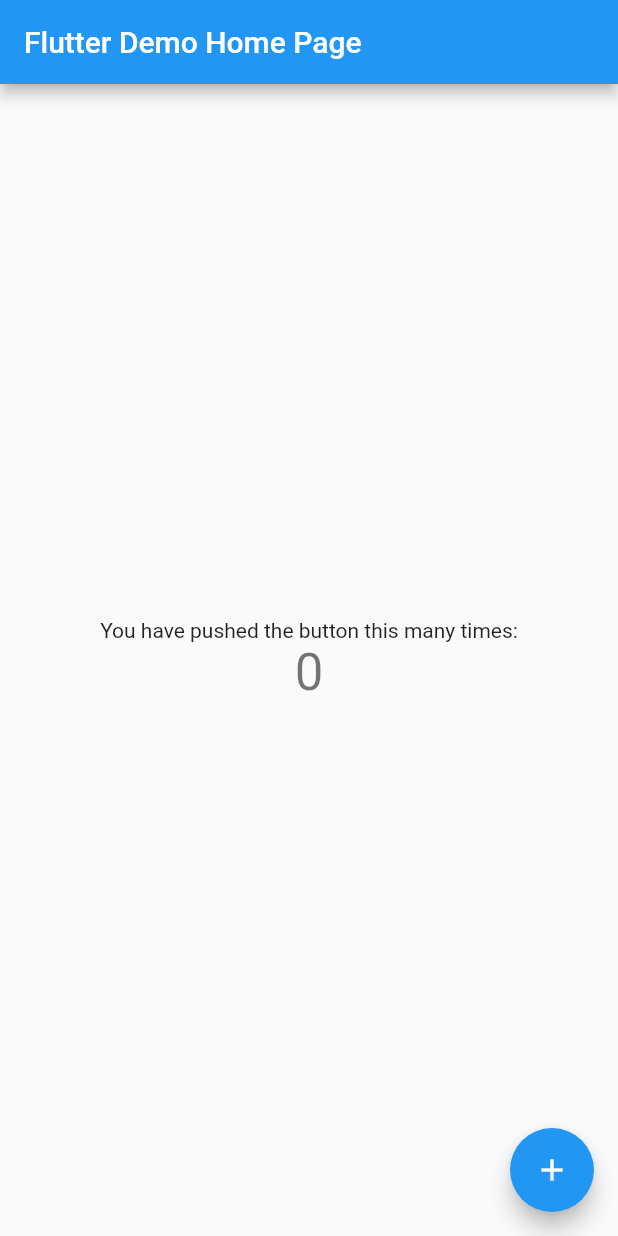
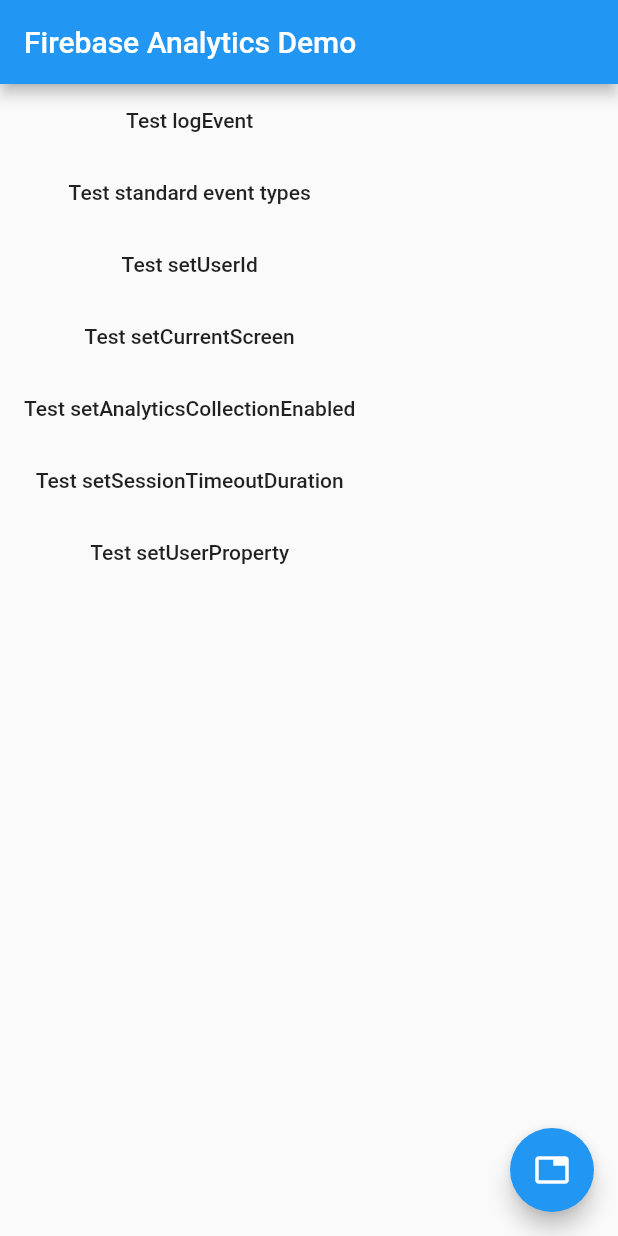
Before and after one commit to xuanfitness/xuanfitness-mobile, a Flutter app: the screen it shows after launch, on a phone screen of 412 x 824 dp. Run offline on Flutter 3.47's test engine with Material 2 defaults, Android fonts, the phone set to English and light mode, and no system bars; our stand-ins replace firebase_analytics, firebase_core; accounts and stored records are empty.

Commit message:
set up firebase analytics demo

```diff
--- a/xuan_fitness/lib/main.dart
+++ b/xuan_fitness/lib/main.dart
@@ -1,117 +1,324 @@
+// Copyright 2017 The Chromium Authors. All rights reserved.
+// Use of this source code is governed by a BSD-style license that can be
+// found in the LICENSE file.
+
+// @dart=2.9
+
+import 'dart:async';
+
 import 'package:flutter/material.dart';
+import 'package:firebase_core/firebase_core.dart';
+import 'package:firebase_analytics/firebase_analytics.dart';
+import 'package:firebase_analytics/observer.dart';
 
-void main() {
+import 'tabs_page.dart';
+
+Future<void> main() async {
+  WidgetsFlutterBinding.ensureInitialized();
+  await Firebase.initializeApp();
   runApp(MyApp());
 }
 
 class MyApp extends StatelessWidget {
-  // This widget is the root of your application.
+  static FirebaseAnalytics analytics = FirebaseAnalytics();
+  static FirebaseAnalyticsObserver observer =
+  FirebaseAnalyticsObserver(analytics: analytics);
+
   @override
   Widget build(BuildContext context) {
     return MaterialApp(
-      title: 'Flutter Demo',
+      title: 'Firebase Analytics Demo',
       theme: ThemeData(
-        // This is the theme of your application.
-        //
-        // Try running your application with "flutter run". You'll see the
-        // application has a blue toolbar. Then, without quitting the app, try
-        // changing the primarySwatch below to Colors.green and then invoke
-        // "hot reload" (press "r" in the console where you ran "flutter run",
-        // or simply save your changes to "hot reload" in a Flutter IDE).
-        // Notice that the counter didn't reset back to zero; the application
-        // is not restarted.
         primarySwatch: Colors.blue,
-        // This makes the visual density adapt to the platform that you run
-        // the app on. For desktop platforms, the controls will be smaller and
-        // closer together (more dense) than on mobile platforms.
-        visualDensity: VisualDensity.adaptivePlatformDensity,
       ),
-      home: MyHomePage(title: 'Flutter Demo Home Page'),
+      navigatorObservers: <NavigatorObserver>[observer],
+      home: MyHomePage(
+        title: 'Firebase Analytics Demo',
+        analytics: analytics,
+        observer: observer,
+      ),
     );
   }
 }
 
 class MyHomePage extends StatefulWidget {
-  MyHomePage({Key key, this.title}) : super(key: key);
-
-  // This widget is the home page of your application. It is stateful, meaning
-  // that it has a State object (defined below) that contains fields that affect
-  // how it looks.
-
-  // This class is the configuration for the state. It holds the values (in this
-  // case the title) provided by the parent (in this case the App widget) and
-  // used by the build method of the State. Fields in a Widget subclass are
-  // always marked "final".
+  MyHomePage({Key key, this.title, this.analytics, this.observer})
+      : super(key: key);
 
   final String title;
+  final FirebaseAnalytics analytics;
+  final FirebaseAnalyticsObserver observer;
 
   @override
-  _MyHomePageState createState() => _MyHomePageState();
+  _MyHomePageState createState() => _MyHomePageState(analytics, observer);
 }
 
 class _MyHomePageState extends State<MyHomePage> {
-  int _counter = 0;
+  _MyHomePageState(this.analytics, this.observer);
 
-  void _incrementCounter() {
+  final FirebaseAnalyticsObserver observer;
+  final FirebaseAnalytics analytics;
+  String _message = '';
+
+  void setMessage(String message) {
     setState(() {
-      // This call to setState tells the Flutter framework that something has
-      // changed in this State, which causes it to rerun the build method below
-      // so that the display can reflect the updated values. If we changed
-      // _counter without calling setState(), then the build method would not be
-      // called again, and so nothing would appear to happen.
-      _counter++;
+      _message = message;
     });
+  }
+
+  Future<void> _sendAnalyticsEvent() async {
+    await analytics.logEvent(
+      name: 'test_event',
+      parameters: <String, dynamic>{
+        'string': 'string',
+        'int': 42,
+        'long': 12345678910,
+        'double': 42.0,
+        'bool': true,
+      },
+    );
+    setMessage('logEvent succeeded');
+  }
+
+  Future<void> _testSetUserId() async {
+    await analytics.setUserId('some-user');
+    setMessage('setUserId succeeded');
+  }
+
+  Future<void> _testSetCurrentScreen() async {
+    await analytics.setCurrentScreen(
+      screenName: 'Analytics Demo',
+      screenClassOverride: 'AnalyticsDemo',
+    );
+    setMessage('setCurrentScreen succeeded');
+  }
+
+  Future<void> _testSetAnalyticsCollectionEnabled() async {
+    await analytics.setAnalyticsCollectionEnabled(false);
+    await analytics.setAnalyticsCollectionEnabled(true);
+    setMessage('setAnalyticsCollectionEnabled succeeded');
+  }
+
+  Future<void> _testSetSessionTimeoutDuration() async {
+    await analytics.android?.setSessionTimeoutDuration(2000000);
+    setMessage('setSessionTimeoutDuration succeeded');
+  }
+
+  Future<void> _testSetUserProperty() async {
+    await analytics.setUserProperty(name: 'regular', value: 'indeed');
+    setMessage('setUserProperty succeeded');
+  }
+
+  Future<void> _testAllEventTypes() async {
+    await analytics.logAddPaymentInfo();
+    await analytics.logAddToCart(
+      currency: 'USD',
+      value: 123.0,
+      itemId: 'test item id',
+      itemName: 'test item name',
+      itemCategory: 'test item category',
+      quantity: 5,
+      price: 24.0,
+      origin: 'test origin',
+      itemLocationId: 'test location id',
+      destination: 'test destination',
+      startDate: '2015-09-14',
+      endDate: '2015-09-17',
+    );
+    await analytics.logAddToWishlist(
+      itemId: 'test item id',
+      itemName: 'test item name',
+      itemCategory: 'test item category',
+      quantity: 5,
+      price: 24.0,
+      value: 123.0,
+      currency: 'USD',
+      itemLocationId: 'test location id',
+    );
+    await analytics.logAppOpen();
+    await analytics.logBeginCheckout(
+      value: 123.0,
+      currency: 'USD',
+      transactionId: 'test tx id',
+      numberOfNights: 2,
+      numberOfRooms: 3,
+      numberOfPassengers: 4,
+      origin: 'test origin',
+      destination: 'test destination',
+      startDate: '2015-09-14',
+      endDate: '2015-09-17',
+      travelClass: 'test travel class',
+    );
+    await analytics.logCampaignDetails(
+      source: 'test source',
+      medium: 'test medium',
+      campaign: 'test campaign',
+      term: 'test term',
+      content: 'test content',
+      aclid: 'test aclid',
+      cp1: 'test cp1',
+    );
+    await analytics.logEarnVirtualCurrency(
+      virtualCurrencyName: 'bitcoin',
+      value: 345.66,
+    );
+    await analytics.logEcommercePurchase(
+      currency: 'USD',
+      value: 432.45,
+      transactionId: 'test tx id',
+      tax: 3.45,
+      shipping: 5.67,
+      coupon: 'test coupon',
+      location: 'test location',
+      numberOfNights: 3,
+      numberOfRooms: 4,
+      numberOfPassengers: 5,
+      origin: 'test origin',
+      destination: 'test destination',
+      startDate: '2015-09-13',
+      endDate: '2015-09-14',
+      travelClass: 'test travel class',
+    );
+    await analytics.logGenerateLead(
+      currency: 'USD',
+      value: 123.45,
+    );
+    await analytics.logJoinGroup(
+      groupId: 'test group id',
+    );
+    await analytics.logLevelUp(
+      level: 5,
+      character: 'witch doctor',
+    );
+    await analytics.logLogin();
+    await analytics.logPostScore(
+      score: 1000000,
+      level: 70,
+      character: 'tiefling cleric',
+    );
+    await analytics.logPresentOffer(
+      itemId: 'test item id',
+      itemName: 'test item name',
+      itemCategory: 'test item category',
+      quantity: 6,
+      price: 3.45,
+      value: 67.8,
+      currency: 'USD',
+      itemLocationId: 'test item location id',
+    );
+    await analytics.logPurchaseRefund(
+      currency: 'USD',
+      value: 45.67,
+      transactionId: 'test tx id',
+    );
+    await analytics.logSearch(
+      searchTerm: 'hotel',
+      numberOfNights: 2,
+      numberOfRooms: 1,
+      numberOfPassengers: 3,
+      origin: 'test origin',
+      destination: 'test destination',
+      startDate: '2015-09-14',
+      endDate: '2015-09-16',
+      travelClass: 'test travel class',
+    );
+    await analytics.logSelectContent(
+      contentType: 'test content type',
+      itemId: 'test item id',
+    );
+    await analytics.logShare(
+        contentType: 'test content type',
+        itemId: 'test item id',
+        method: 'facebook');
+    await analytics.logSignUp(
+      signUpMethod: 'test sign up method',
+    );
+    await analytics.logSpendVirtualCurrency(
+      itemName: 'test item name',
+      virtualCurrencyName: 'bitcoin',
+      value: 34,
+    );
+    await analytics.logTutorialBegin();
+    await analytics.logTutorialComplete();
+    await analytics.logUnlockAchievement(id: 'all Firebase API covered');
+    await analytics.logViewItem(
+      itemId: 'test item id',
+      itemName: 'test item name',
+      itemCategory: 'test item category',
+      itemLocationId: 'test item location id',
+      price: 3.45,
+      quantity: 6,
+      currency: 'USD',
+      value: 67.8,
+      flightNumber: 'test flight number',
+      numberOfPassengers: 3,
+      numberOfRooms: 1,
+      numberOfNights: 2,
+      origin: 'test origin',
+      destination: 'test destination',
+      startDate: '2015-09-14',
+      endDate: '2015-09-15',
+      searchTerm: 'test search term',
+      travelClass: 'test travel class',
+    );
+    await analytics.logViewItemList(
+      itemCategory: 'test item category',
+    );
+    await analytics.logViewSearchResults(
+      searchTerm: 'test search term',
+    );
+    setMessage('All standard events logged successfully');
   }
 
   @override
   Widget build(BuildContext context) {
-    // This method is rerun every time setState is called, for instance as done
-    // by the _incrementCounter method above.
-    //
-    // The Flutter framework has been optimized to make rerunning build methods
-    // fast, so that you can just rebuild anything that needs updating rather
-    // than having to individually change instances of widgets.
     return Scaffold(
       appBar: AppBar(
-        // Here we take the value from the MyHomePage object that was created by
-        // the App.build method, and use it to set our appbar title.
         title: Text(widget.title),
       ),
-      body: Center(
-        // Center is a layout widget. It takes a single child and positions it
-        // in the middle of the parent.
-        child: Column(
-          // Column is also a layout widget. It takes a list of children and
-          // arranges them vertically. By default, it sizes itself to fit its
-          // children horizontally, and tries to be as tall as its parent.
-          //
-          // Invoke "debug painting" (press "p" in the console, choose the
-          // "Toggle Debug Paint" action from the Flutter Inspector in Android
-          // Studio, or the "Toggle Debug Paint" command in Visual Studio Code)
-          // to see the wireframe for each widget.
-          //
-          // Column has various properties to control how it sizes itself and
-          // how it positions its children. Here we use mainAxisAlignment to
-          // center the children vertically; the main axis here is the vertical
-          // axis because Columns are vertical (the cross axis would be
-          // horizontal).
-          mainAxisAlignment: MainAxisAlignment.center,
-          children: <Widget>[
-            Text(
-              'You have pushed the button this many times:',
-            ),
-            Text(
-              '$_counter',
-              style: Theme.of(context).textTheme.headline4,
-            ),
-          ],
-        ),
+      body: Column(
+        children: <Widget>[
+          MaterialButton(
+            child: const Text('Test logEvent'),
+            onPressed: _sendAnalyticsEvent,
+          ),
+          MaterialButton(
+            child: const Text('Test standard event types'),
+            onPressed: _testAllEventTypes,
+          ),
+          MaterialButton(
+            child: const Text('Test setUserId'),
+            onPressed: _testSetUserId,
+          ),
+          MaterialButton(
+            child: const Text('Test setCurrentScreen'),
+            onPressed: _testSetCurrentScreen,
+          ),
+          MaterialButton(
+            child: const Text('Test setAnalyticsCollectionEnabled'),
+            onPressed: _testSetAnalyticsCollectionEnabled,
+          ),
+          MaterialButton(
+            child: const Text('Test setSessionTimeoutDuration'),
+            onPressed: _testSetSessionTimeoutDuration,
+          ),
+          MaterialButton(
+            child: const Text('Test setUserProperty'),
+            onPressed: _testSetUserProperty,
+          ),
+          Text(_message,
+              style: const TextStyle(color: Color.fromARGB(255, 0, 155, 0))),
+        ],
       ),
       floatingActionButton: FloatingActionButton(
-        onPressed: _incrementCounter,
-        tooltip: 'Increment',
-        child: Icon(Icons.add),
-      ), // This trailing comma makes auto-formatting nicer for build methods.
+          child: const Icon(Icons.tab),
+          onPressed: () {
+            Navigator.of(context).push(MaterialPageRoute<TabsPage>(
+                settings: const RouteSettings(name: TabsPage.routeName),
+                builder: (BuildContext context) {
+                  return TabsPage(observer);
+                }));
+          }),
     );
   }
 }
--- a/xuan_fitness/pubspec.yaml
+++ b/xuan_fitness/pubspec.yaml
@@ -23,10 +23,10 @@
 dependencies:
   flutter:
     sdk: flutter
-  firebase_core: ^0.4.0+9
+  firebase_core: '0.7.0'
   firebase_analytics: ^5.0.2
-  firebase_auth: ^0.14.0+5
-  cloud_firestore: ^0.12.9+5
+#  firebase_auth: ^0.14.0+5
+#  cloud_firestore: ^0.12.9+5
 
 
   # The following adds the Cupertino Icons font to your application.
```
Also changed, not shown: xuan_fitness/lib/tabs_page.dart (added, +97 -0 lines), xuan_fitness/pubspec.lock, 2 other files.
